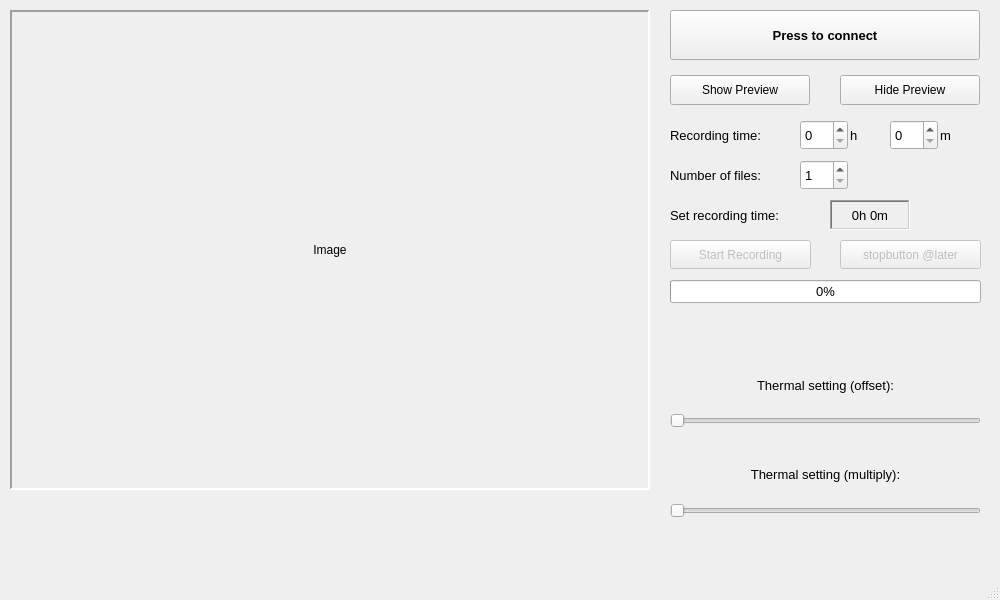
Old version of the form sleepmonitormain.ui in the repository Schmidt9898/qt_sleepmonitor.
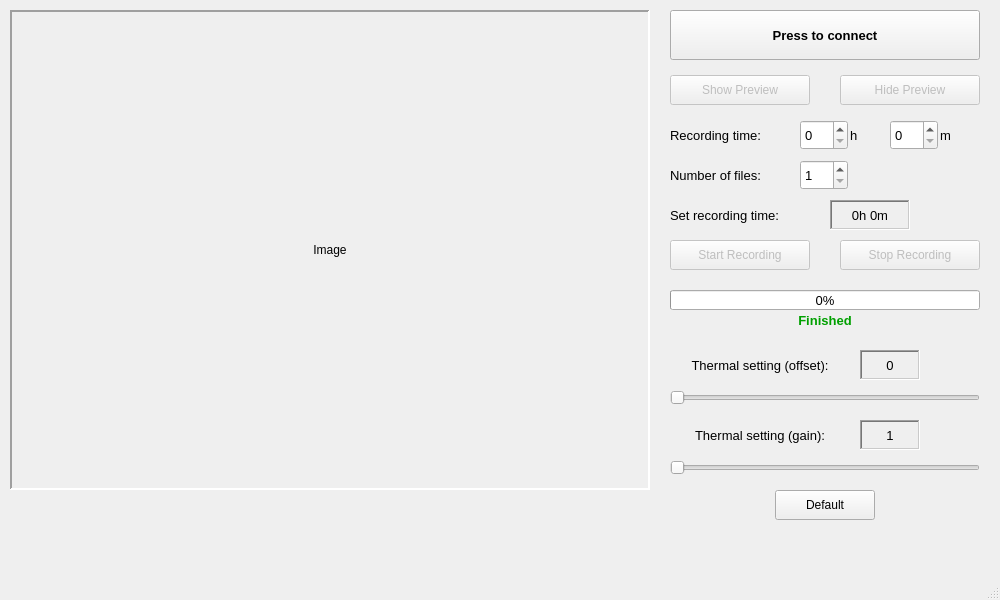
New version of the form.

Patch:
```diff
--- a/sleepmonitormain.ui
+++ b/sleepmonitormain.ui
@@ -31,8 +31,8 @@
      <rect>
       <x>670</x>
       <y>240</y>
-      <width>141</width>
-      <height>29</height>
+      <width>140</width>
+      <height>30</height>
      </rect>
     </property>
     <property name="font">
@@ -52,8 +52,8 @@
      <rect>
       <x>840</x>
       <y>240</y>
-      <width>141</width>
-      <height>29</height>
+      <width>140</width>
+      <height>30</height>
      </rect>
     </property>
     <property name="font">
@@ -62,10 +62,13 @@
      </font>
     </property>
     <property name="text">
-     <string>stopbutton @later</string>
+     <string>Stop Recording</string>
     </property>
    </widget>
    <widget class="QPushButton" name="showPreviewButton">
+    <property name="enabled">
+     <bool>false</bool>
+    </property>
     <property name="geometry">
      <rect>
       <x>670</x>
@@ -84,6 +87,9 @@
     </property>
    </widget>
    <widget class="QPushButton" name="hidePreviewButton">
+    <property name="enabled">
+     <bool>false</bool>
+    </property>
     <property name="geometry">
      <rect>
       <x>840</x>
@@ -105,9 +111,9 @@
     <property name="geometry">
      <rect>
       <x>670</x>
-      <y>400</y>
-      <width>311</width>
-      <height>41</height>
+      <y>385</y>
+      <width>310</width>
+      <height>25</height>
      </rect>
     </property>
     <property name="font">
@@ -115,6 +121,12 @@
       <family>Arial</family>
      </font>
     </property>
+    <property name="minimum">
+     <number>0</number>
+    </property>
+    <property name="maximum">
+     <number>255</number>
+    </property>
     <property name="orientation">
      <enum>Qt::Horizontal</enum>
     </property>
@@ -122,10 +134,10 @@
    <widget class="QLabel" name="offsetLabel">
     <property name="geometry">
      <rect>
-      <x>730</x>
-      <y>370</y>
-      <width>191</width>
-      <height>31</height>
+      <x>670</x>
+      <y>350</y>
+      <width>180</width>
+      <height>30</height>
      </rect>
     </property>
     <property name="font">
@@ -145,9 +157,9 @@
     <property name="geometry">
      <rect>
       <x>670</x>
-      <y>490</y>
-      <width>311</width>
-      <height>41</height>
+      <y>455</y>
+      <width>310</width>
+      <height>25</height>
      </rect>
     </property>
     <property name="font">
@@ -155,6 +167,12 @@
       <family>Arial</family>
      </font>
     </property>
+    <property name="minimum">
+     <number>1</number>
+    </property>
+    <property name="maximum">
+     <number>100</number>
+    </property>
     <property name="orientation">
      <enum>Qt::Horizontal</enum>
     </property>
@@ -162,10 +180,10 @@
    <widget class="QLabel" name="multiplyLabel">
     <property name="geometry">
      <rect>
-      <x>720</x>
-      <y>459</y>
-      <width>211</width>
-      <height>31</height>
+      <x>670</x>
+      <y>420</y>
+      <width>180</width>
+      <height>30</height>
      </rect>
     </property>
     <property name="font">
@@ -175,7 +193,7 @@
      </font>
     </property>
     <property name="text">
-     <string>Thermal setting (multiply):</string>
+     <string>Thermal setting (gain):</string>
     </property>
     <property name="textFormat">
      <enum>Qt::AutoText</enum>
@@ -191,9 +209,9 @@
     <property name="geometry">
      <rect>
       <x>670</x>
-      <y>280</y>
-      <width>311</width>
-      <height>23</height>
+      <y>290</y>
+      <width>310</width>
+      <height>20</height>
      </rect>
     </property>
     <property name="font">
@@ -208,6 +226,9 @@
     <property name="orientation">
      <enum>Qt::Horizontal</enum>
     </property>
+    <property name="textDirection">
+     <enum>QProgressBar::TopToBottom</enum>
+    </property>
     <property name="format">
      <string>%p%</string>
     </property>
@@ -454,6 +475,124 @@
      <number>0</number>
     </property>
    </widget>
+   <widget class="QLabel" name="offsetValueLabel">
+    <property name="geometry">
+     <rect>
+      <x>860</x>
+      <y>350</y>
+      <width>60</width>
+      <height>30</height>
+     </rect>
+    </property>
+    <property name="font">
+     <font>
+      <family>Arial</family>
+      <pointsize>10</pointsize>
+     </font>
+    </property>
+    <property name="text">
+     <string>0</string>
+    </property>
+    <property name="alignment">
+     <set>Qt::AlignCenter</set>
+    </property>
+   </widget>
+   <widget class="QLabel" name="gainValueLabel">
+    <property name="geometry">
+     <rect>
+      <x>860</x>
+      <y>420</y>
+      <width>60</width>
+      <height>30</height>
+     </rect>
+    </property>
+    <property name="font">
+     <font>
+      <family>Arial</family>
+      <pointsize>10</pointsize>
+     </font>
+    </property>
+    <property name="text">
+     <string>1</string>
+    </property>
+    <property name="alignment">
+     <set>Qt::AlignCenter</set>
+    </property>
+   </widget>
+   <widget class="QFrame" name="offsetFrame">
+    <property name="geometry">
+     <rect>
+      <x>860</x>
+      <y>350</y>
+      <width>60</width>
+      <height>30</height>
+     </rect>
+    </property>
+    <property name="frameShape">
+     <enum>QFrame::WinPanel</enum>
+    </property>
+    <property name="frameShadow">
+     <enum>QFrame::Sunken</enum>
+    </property>
+   </widget>
+   <widget class="QFrame" name="gainFrame">
+    <property name="geometry">
+     <rect>
+      <x>860</x>
+      <y>420</y>
+      <width>60</width>
+      <height>30</height>
+     </rect>
+    </property>
+    <property name="frameShape">
+     <enum>QFrame::WinPanel</enum>
+    </property>
+    <property name="frameShadow">
+     <enum>QFrame::Sunken</enum>
+    </property>
+   </widget>
+   <widget class="QLabel" name="recordingFinishedLabel">
+    <property name="enabled">
+     <bool>true</bool>
+    </property>
+    <property name="geometry">
+     <rect>
+      <x>780</x>
+      <y>310</y>
+      <width>90</width>
+      <height>20</height>
+     </rect>
+    </property>
+    <property name="font">
+     <font>
+      <pointsize>10</pointsize>
+      <italic>false</italic>
+      <bold>true</bold>
+     </font>
+    </property>
+    <property name="styleSheet">
+     <string notr="true">color: rgb(0, 160, 0);</string>
+    </property>
+    <property name="text">
+     <string>Finished</string>
+    </property>
+    <property name="alignment">
+     <set>Qt::AlignCenter</set>
+    </property>
+   </widget>
+   <widget class="QPushButton" name="defaultButton">
+    <property name="geometry">
+     <rect>
+      <x>775</x>
+      <y>490</y>
+      <width>100</width>
+      <height>30</height>
+     </rect>
+    </property>
+    <property name="text">
+     <string>Default</string>
+    </property>
+   </widget>
   </widget>
   <widget class="QMenuBar" name="menubar">
    <property name="geometry">
```
Left out of the diff: 6 changed lines with no effect on the pictures.
